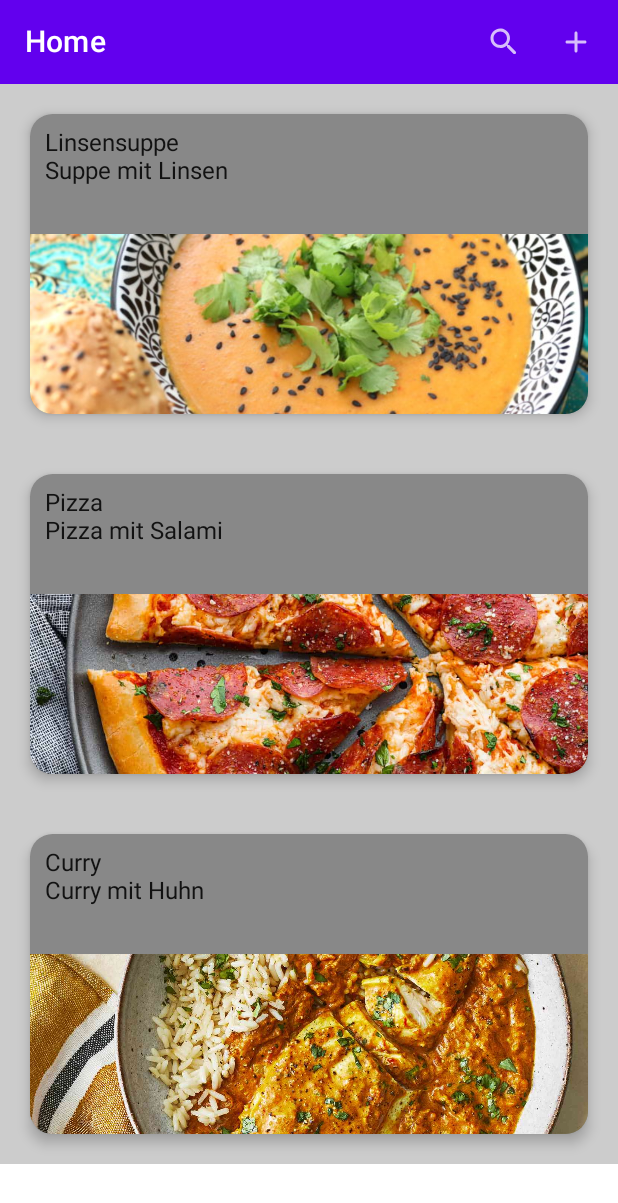
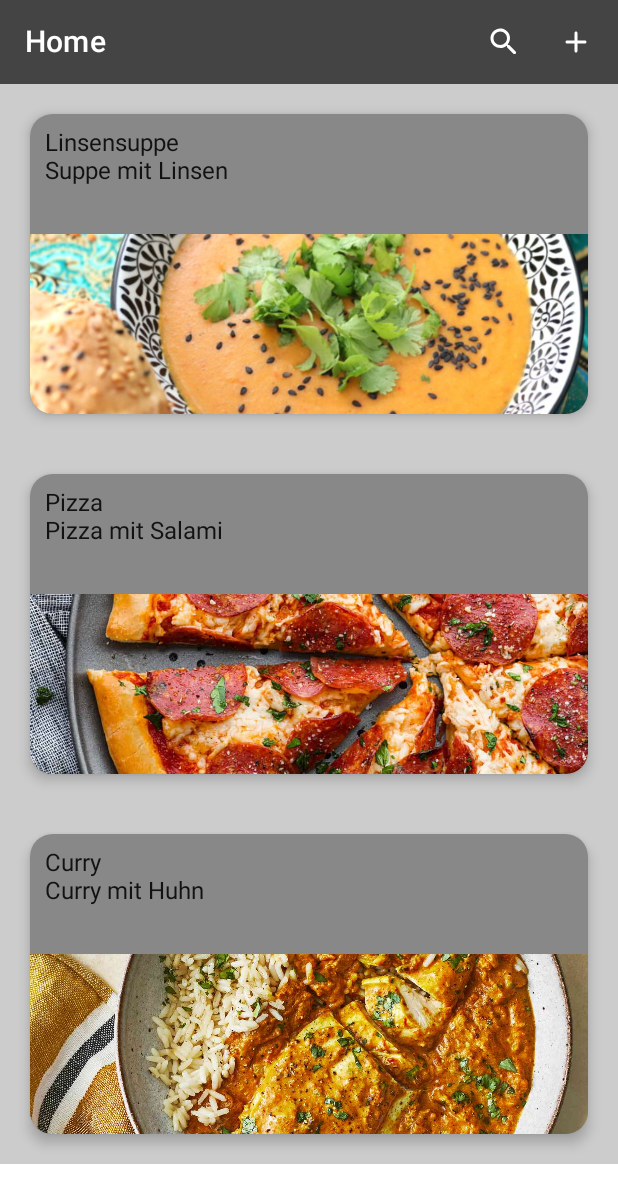
Before and after one commit to MothHunter/YummyNotes, an Android app built with Jetpack Compose: the screen it shows after launch (MainActivity), on a phone screen of 412 x 824 dp. Shown: the top 1203 px of the screen. Run offline under Robolectric (Android 15) with nearby library versions, the phone set to English and light mode, and no system bars.

Commit message:
Changed TopNavigation Bar Coloring

```diff
--- a/app/src/main/java/com/example/yummynotes/widgets/AppBars.kt
+++ b/app/src/main/java/com/example/yummynotes/widgets/AppBars.kt
@@ -11,6 +11,7 @@ import androidx.navigation.compose.currentBackStackEntryAsState
 import androidx.compose.material.TopAppBar
 import androidx.compose.material.icons.rounded.*
 import androidx.compose.material3.IconButton
+import androidx.compose.ui.graphics.Color
 import androidx.compose.ui.text.style.TextAlign
 
 
@@ -25,6 +26,7 @@ val NavItems = listOf(
         route = "add",
         icon = Icons.Rounded.Add,
     )
+
 )
 
 @SuppressLint("UnusedMaterialScaffoldPaddingParameter")
@@ -34,8 +36,9 @@ fun TopNavigationBar(title: String, navController: NavController) {
 
     Column {
         TopAppBar(
+            backgroundColor = Color.DarkGray,
             title = {
-                Row { Text(text = title, textAlign = TextAlign.Center) }
+                Row { Text(text = title, textAlign = TextAlign.Center, color = Color.White) }
             },
             actions = {
                 Row {
@@ -44,7 +47,8 @@ fun TopNavigationBar(title: String, navController: NavController) {
                         IconButton(onClick = { navController.navigate(item.route) }) {
                             Icon(
                                 imageVector = item.icon,
-                                contentDescription = "${item.name} Icon"
+                                contentDescription = "${item.name} Icon",
+                                tint = Color.White
                             )
                         }
                     }
```
